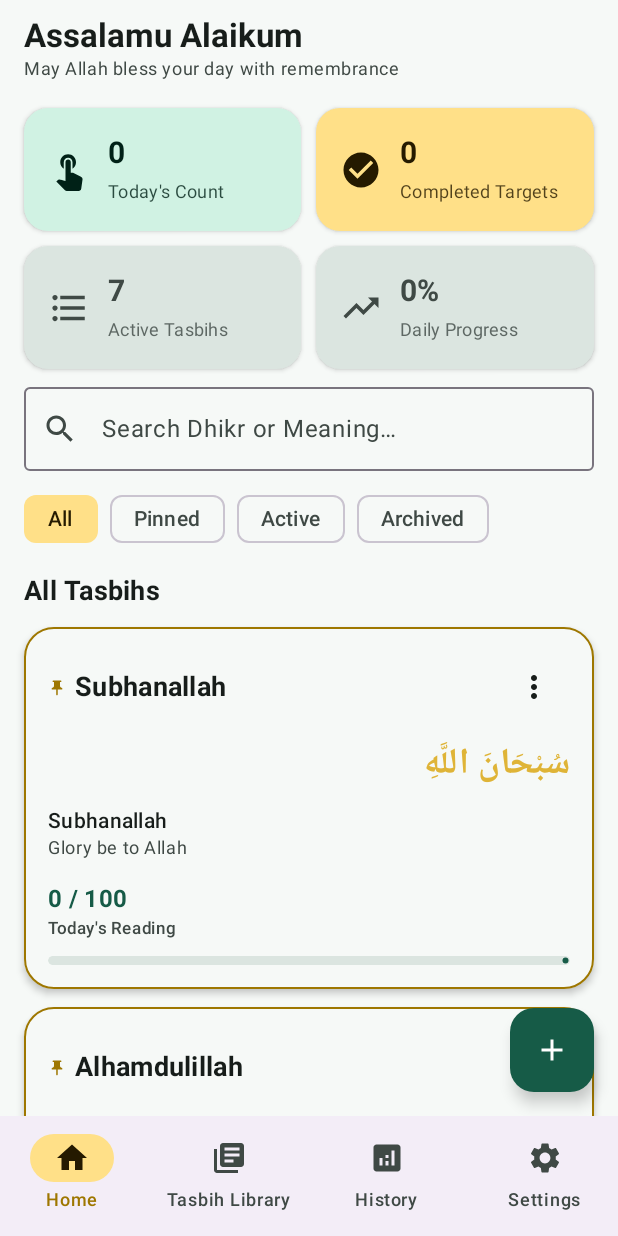
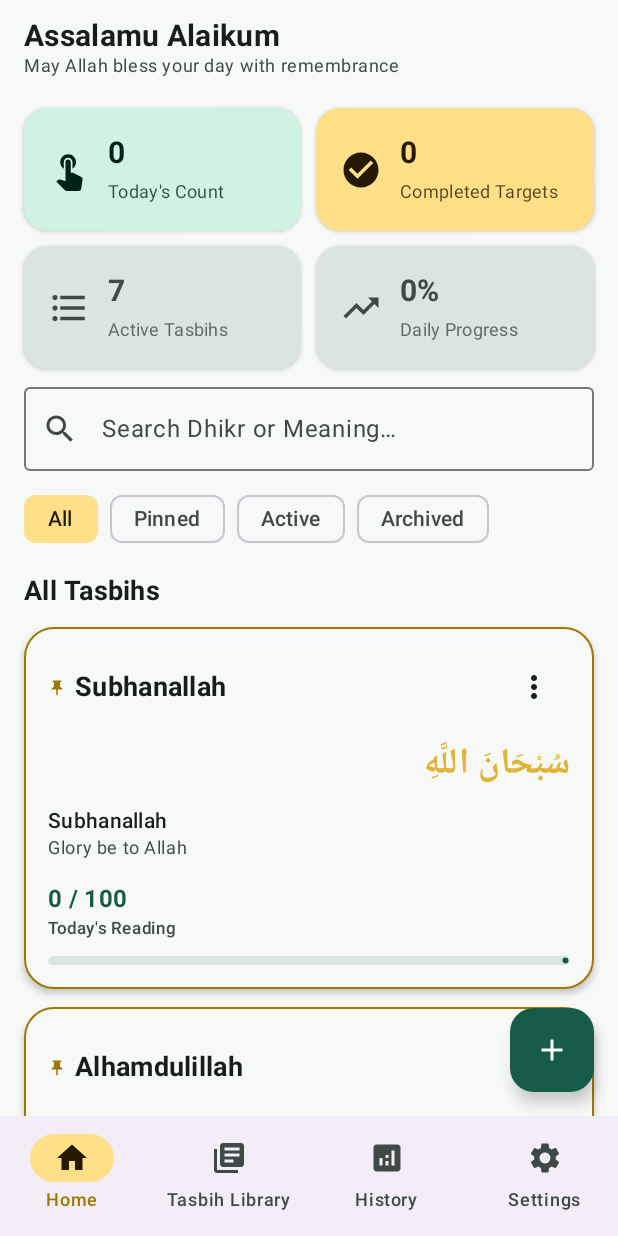
Before and after one commit to SRAKIB18/smart-tasbih, an Android app built with Jetpack Compose: the screen it shows after launch (MainActivity), on a phone screen of 412 x 824 dp. Run offline under Robolectric (Android 15) with nearby library versions, the phone set to English and light mode, and no system bars; our stand-ins replace Room's generated code.

Commit message:
bottom done gitnpu

```diff
--- a/app/src/main/java/com/ruhutasbih/app/ui/screens/history/HistoryScreen.kt
+++ b/app/src/main/java/com/ruhutasbih/app/ui/screens/history/HistoryScreen.kt
@@ -8,10 +8,12 @@ import androidx.compose.foundation.layout.Column
 import androidx.compose.foundation.layout.PaddingValues
 import androidx.compose.foundation.layout.Row
 import androidx.compose.foundation.layout.Spacer
+import androidx.compose.foundation.layout.WindowInsets
 import androidx.compose.foundation.layout.fillMaxSize
 import androidx.compose.foundation.layout.fillMaxWidth
 import androidx.compose.foundation.layout.height
 import androidx.compose.foundation.layout.padding
+import androidx.compose.foundation.layout.statusBars
 import androidx.compose.foundation.layout.width
 import androidx.compose.foundation.lazy.LazyColumn
 import androidx.compose.foundation.lazy.items
@@ -101,6 +103,7 @@ fun HistoryScreen(
 
     Scaffold(
         modifier = modifier,
+        contentWindowInsets = WindowInsets.statusBars,
         topBar = {
             TopAppBar(
                 title = {
@@ -292,7 +295,7 @@ fun HistoryScreen(
 
             LazyColumn(
                 modifier = Modifier.fillMaxSize(),
-                contentPadding = PaddingValues(16.dp),
+                contentPadding = PaddingValues(start = 16.dp, end = 16.dp, top = 16.dp, bottom = 0.dp),
                 verticalArrangement = Arrangement.spacedBy(14.dp)
             ) {
                 // Metric Overview Cards
--- a/app/src/main/java/com/ruhutasbih/app/ui/screens/home/HomeScreen.kt
+++ b/app/src/main/java/com/ruhutasbih/app/ui/screens/home/HomeScreen.kt
@@ -6,10 +6,12 @@ import androidx.compose.foundation.layout.Column
 import androidx.compose.foundation.layout.PaddingValues
 import androidx.compose.foundation.layout.Row
 import androidx.compose.foundation.layout.Spacer
+import androidx.compose.foundation.layout.WindowInsets
 import androidx.compose.foundation.layout.fillMaxSize
 import androidx.compose.foundation.layout.fillMaxWidth
 import androidx.compose.foundation.layout.height
 import androidx.compose.foundation.layout.padding
+import androidx.compose.foundation.layout.statusBars
 import androidx.compose.foundation.lazy.LazyColumn
 import androidx.compose.foundation.lazy.LazyRow
 import androidx.compose.foundation.lazy.items
@@ -62,21 +64,23 @@ fun HomeScreen(
 
     Scaffold(
         modifier = modifier,
+        contentWindowInsets = WindowInsets.statusBars,
         topBar = {
             TopAppBar(
                 title = {
                     Column {
                         Text(
                             text = stringResource(R.string.greeting_title),
-                            style = MaterialTheme.typography.titleLarge.copy(
+                            style = MaterialTheme.typography.titleMedium.copy(
                                 fontWeight = FontWeight.Bold,
-                                fontSize = 22.sp
+                                fontSize = 20.sp
                             )
                         )
                         Text(
                             text = stringResource(R.string.greeting_subtitle),
                             style = MaterialTheme.typography.bodySmall.copy(
-                                color = MaterialTheme.colorScheme.onSurfaceVariant
+                                color = MaterialTheme.colorScheme.onSurfaceVariant,
+                                fontSize = 12.sp
                             )
                         )
                     }
@@ -106,7 +110,7 @@ fun HomeScreen(
             modifier = Modifier
                 .fillMaxSize()
                 .padding(innerPadding),
-            contentPadding = PaddingValues(horizontal = 16.dp, vertical = 8.dp),
+            contentPadding = PaddingValues(start = 16.dp, end = 16.dp, top = 8.dp, bottom = 0.dp),
             verticalArrangement = Arrangement.spacedBy(12.dp)
         ) {
             // Dashboard Stat Grid (2x2)
--- a/app/src/main/java/com/ruhutasbih/app/ui/screens/settings/SettingsScreen.kt
+++ b/app/src/main/java/com/ruhutasbih/app/ui/screens/settings/SettingsScreen.kt
@@ -5,10 +5,12 @@ import androidx.compose.foundation.layout.Column
 import androidx.compose.foundation.layout.PaddingValues
 import androidx.compose.foundation.layout.Row
 import androidx.compose.foundation.layout.Spacer
+import androidx.compose.foundation.layout.WindowInsets
 import androidx.compose.foundation.layout.fillMaxSize
 import androidx.compose.foundation.layout.fillMaxWidth
 import androidx.compose.foundation.layout.height
 import androidx.compose.foundation.layout.padding
+import androidx.compose.foundation.layout.statusBars
 import androidx.compose.foundation.lazy.LazyColumn
 import androidx.compose.foundation.shape.RoundedCornerShape
 import androidx.compose.material.icons.Icons
@@ -63,6 +65,7 @@ fun SettingsScreen(
 
     Scaffold(
         modifier = modifier,
+        contentWindowInsets = WindowInsets.statusBars,
         topBar = {
             TopAppBar(
                 title = {
@@ -84,7 +87,7 @@ fun SettingsScreen(
             modifier = Modifier
                 .fillMaxSize()
                 .padding(innerPadding),
-            contentPadding = PaddingValues(horizontal = 16.dp, vertical = 8.dp),
+            contentPadding = PaddingValues(start = 16.dp, end = 16.dp, top = 8.dp, bottom = 0.dp),
             verticalArrangement = Arrangement.spacedBy(14.dp)
         ) {
             // Appearance & Language Section
--- a/app/src/main/java/com/ruhutasbih/app/ui/screens/tasbih/TasbihListScreen.kt
+++ b/app/src/main/java/com/ruhutasbih/app/ui/screens/tasbih/TasbihListScreen.kt
@@ -5,10 +5,12 @@ import androidx.compose.foundation.layout.Box
 import androidx.compose.foundation.layout.Column
 import androidx.compose.foundation.layout.PaddingValues
 import androidx.compose.foundation.layout.Spacer
+import androidx.compose.foundation.layout.WindowInsets
 import androidx.compose.foundation.layout.fillMaxSize
 import androidx.compose.foundation.layout.fillMaxWidth
 import androidx.compose.foundation.layout.height
 import androidx.compose.foundation.layout.padding
+import androidx.compose.foundation.layout.statusBars
 import androidx.compose.foundation.lazy.LazyColumn
 import androidx.compose.foundation.lazy.LazyRow
 import androidx.compose.foundation.lazy.items
@@ -57,6 +59,7 @@ fun TasbihListScreen(
 
     Scaffold(
         modifier = modifier,
+        contentWindowInsets = WindowInsets.statusBars,
         topBar = {
             TopAppBar(
                 title = {
@@ -93,7 +96,7 @@ fun TasbihListScreen(
             modifier = Modifier
                 .fillMaxSize()
                 .padding(innerPadding),
-            contentPadding = PaddingValues(horizontal = 16.dp, vertical = 8.dp),
+            contentPadding = PaddingValues(start = 16.dp, end = 16.dp, top = 8.dp, bottom = 0.dp),
             verticalArrangement = Arrangement.spacedBy(12.dp)
         ) {
             // Search Bar & Filter Chips
```
Also changed, not shown: app/src/main/java/com/ruhutasbih/app/ui/screens/history/HistoryViewModel.kt (+5 -3 lines).
